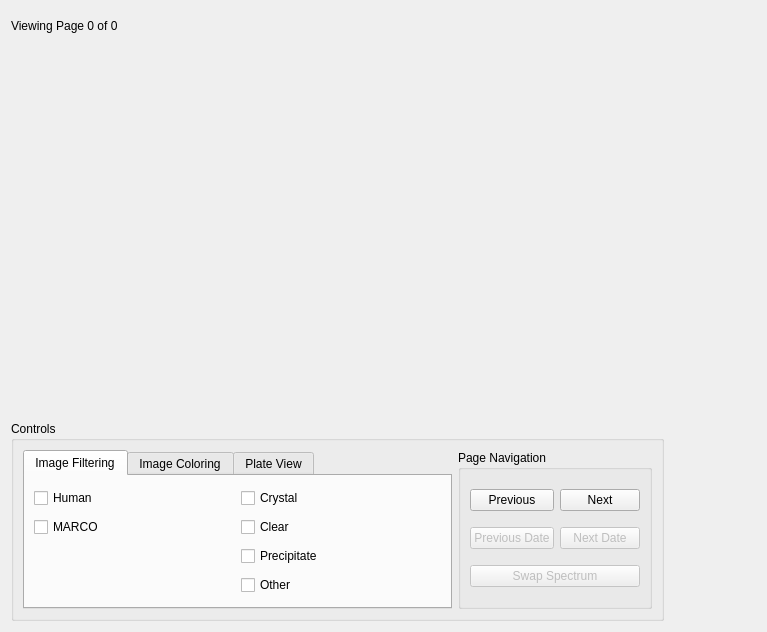
Above: pyqt_designer/plate_inspector_widget.ui from Hauptman-Woodward/Marco_Polo before the change. Below: the same form after it.
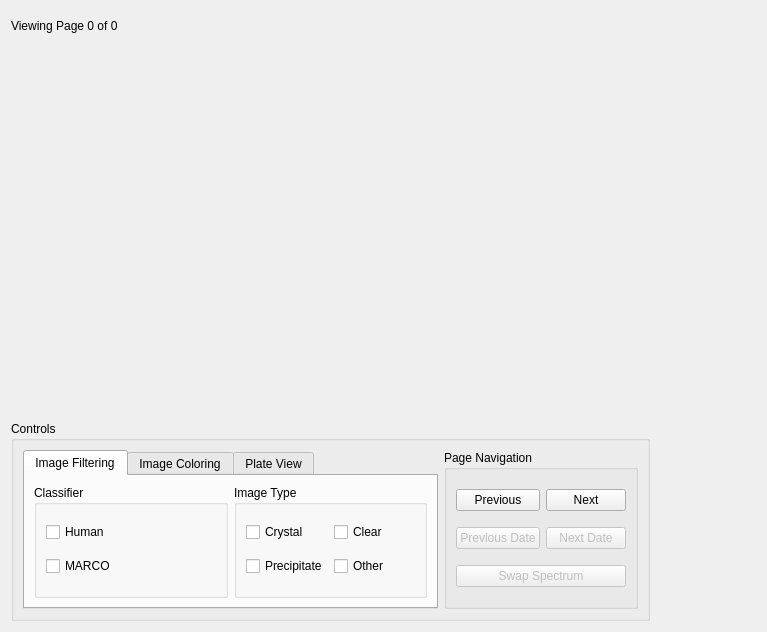
That is the form after the change. The open tabs and pages were chosen to show the change. Custom widgets are drawn as their Qt base class.

```diff
--- a/pyqt_designer/plate_inspector_widget.ui
+++ b/pyqt_designer/plate_inspector_widget.ui
@@ -140,43 +140,58 @@
          <attribute name="title">
           <string>Image Filtering</string>
          </attribute>
-         <layout class="QGridLayout" name="gridLayout_18">
+         <layout class="QGridLayout" name="gridLayout_4">
           <item row="0" column="0">
+           <widget class="QGroupBox" name="groupBox">
+            <property name="title">
+             <string>Classifier</string>
+            </property>
+            <layout class="QVBoxLayout" name="verticalLayout">
+             <item>
            <widget class="QCheckBox" name="checkBox_21">
             <property name="text">
              <string>Human</string>
             </property>
            </widget>
           </item>
-          <item row="0" column="1">
-           <widget class="QCheckBox" name="checkBox_23">
-            <property name="text">
-             <string>Crystal</string>
-            </property>
-           </widget>
-          </item>
-          <item row="1" column="0">
+             <item>
            <widget class="QCheckBox" name="checkBox_22">
             <property name="text">
              <string>MARCO</string>
             </property>
            </widget>
           </item>
-          <item row="1" column="1">
+            </layout>
+           </widget>
+          </item>
+          <item row="0" column="1">
+           <widget class="QGroupBox" name="groupBox_2">
+            <property name="title">
+             <string>Image Type</string>
+            </property>
+            <layout class="QGridLayout" name="gridLayout_3">
+             <item row="0" column="0">
+              <widget class="QCheckBox" name="checkBox_23">
+               <property name="text">
+                <string>Crystal</string>
+               </property>
+              </widget>
+             </item>
+             <item row="0" column="1">
            <widget class="QCheckBox" name="checkBox_24">
             <property name="text">
              <string>Clear</string>
             </property>
            </widget>
           </item>
-          <item row="2" column="1">
+             <item row="1" column="0">
            <widget class="QCheckBox" name="checkBox_25">
             <property name="text">
              <string>Precipitate</string>
             </property>
            </widget>
           </item>
-          <item row="3" column="1">
+             <item row="1" column="1">
            <widget class="QCheckBox" name="checkBox_26">
             <property name="text">
              <string>Other</string>
@@ -185,6 +200,9 @@
           </item>
          </layout>
         </widget>
+          </item>
+         </layout>
+        </widget>
         <widget class="QWidget" name="tab_8">
          <attribute name="title">
           <string>Image Coloring</string>
@@ -403,13 +421,6 @@
             </property>
            </widget>
           </item>
-          <item row="2" column="0">
-           <widget class="QCheckBox" name="checkBox_29">
-            <property name="text">
-             <string>Preserve Aspect Ratio</string>
-            </property>
-           </widget>
-          </item>
           <item row="0" column="0">
            <widget class="QCheckBox" name="checkBox_27">
             <property name="text">
@@ -424,13 +435,6 @@
             </property>
            </widget>
           </item>
-          <item row="3" column="0">
-           <widget class="QCheckBox" name="checkBox_30">
-            <property name="text">
-             <string>True Plate Dimension</string>
-            </property>
-           </widget>
-          </item>
           <item row="2" column="3" rowspan="2">
            <widget class="QPushButton" name="pushButton_23">
             <property name="text">
@@ -448,6 +452,13 @@
             </property>
            </widget>
           </item>
+          <item row="2" column="0" colspan="2">
+           <widget class="QCheckBox" name="checkBox_29">
+            <property name="text">
+             <string>Preserve Aspect Ratio</string>
+            </property>
+           </widget>
+          </item>
          </layout>
         </widget>
        </widget>
```
Lines whose indentation alone changed are shown as unchanged.
